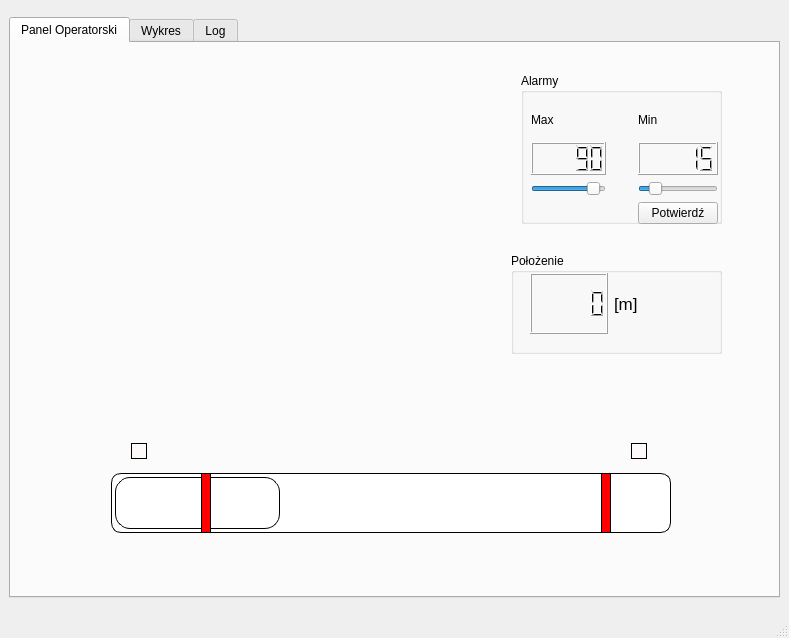
First picture: the form in projekt scada/scadaUI.ui, repository jakubwasik/pyScada, before the edit.
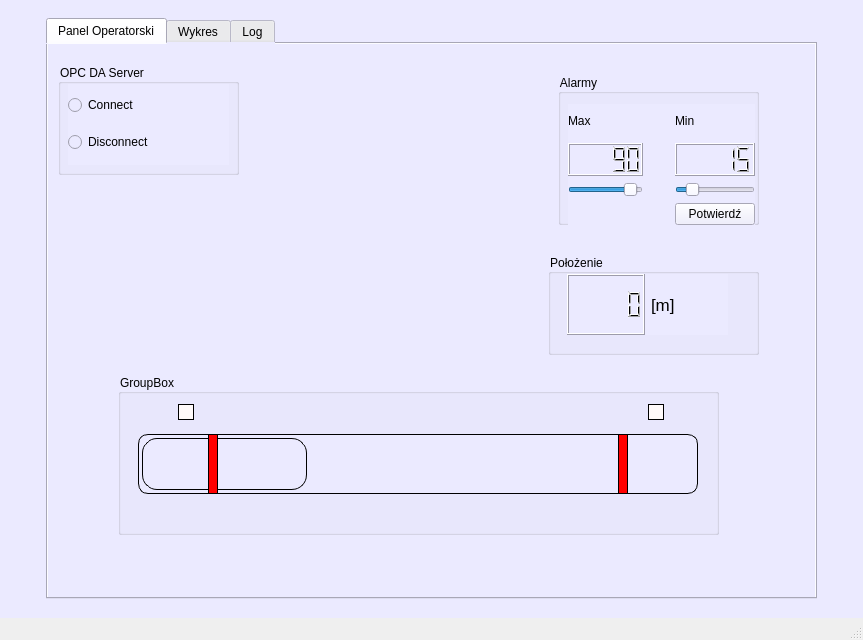
Second picture: the form after the edit. The open tabs and pages were chosen to show the change.

What changed in the file:
```diff
--- a/projekt scada/scadaUI.ui
+++ b/projekt scada/scadaUI.ui
@@ -6,16 +6,19 @@
    <rect>
     <x>0</x>
     <y>0</y>
-    <width>789</width>
-    <height>638</height>
+    <width>863</width>
+    <height>640</height>
    </rect>
   </property>
   <property name="windowTitle">
    <string>MainWindow</string>
   </property>
   <widget class="QWidget" name="centralwidget">
+   <property name="styleSheet">
+    <string notr="true">QWidget { background-color:rgb(235, 234, 255) }</string>
+   </property>
    <layout class="QGridLayout" name="gridLayout_3">
-    <item row="0" column="0">
+    <item row="0" column="1">
      <widget class="QTabWidget" name="tabWidget">
       <property name="minimumSize">
        <size>
@@ -29,6 +32,9 @@
         <height>581</height>
        </size>
       </property>
+      <property name="styleSheet">
+       <string notr="true">QWidget { background-color:rgb(235, 234, 255)}</string>
+      </property>
       <property name="currentIndex">
        <number>1</number>
       </property>
@@ -36,179 +42,6 @@
        <attribute name="title">
         <string>Panel Operatorski</string>
        </attribute>
-       <widget class="QFrame" name="nivel_max_3">
-        <property name="enabled">
-         <bool>false</bool>
-        </property>
-        <property name="geometry">
-         <rect>
-          <x>590</x>
-          <y>430</y>
-          <width>10</width>
-          <height>60</height>
-         </rect>
-        </property>
-        <property name="autoFillBackground">
-         <bool>false</bool>
-        </property>
-        <property name="styleSheet">
-         <string notr="true">QFrame {
-border: 1px solid black;
-text-align: top;
-padding: 3px;
-border-bottom-right-radius: 10px;
-border-bottom-left-radius: 10px;
-border-top-right-radius: 10px;
-border-top-left-radius: 10px;
-
-background-color: red
-}</string>
-        </property>
-        <property name="frameShape">
-         <enum>QFrame::StyledPanel</enum>
-        </property>
-        <property name="frameShadow">
-         <enum>QFrame::Raised</enum>
-        </property>
-       </widget>
-       <widget class="QFrame" name="nivel_max_2">
-        <property name="geometry">
-         <rect>
-          <x>620</x>
-          <y>400</y>
-          <width>16</width>
-          <height>16</height>
-         </rect>
-        </property>
-        <property name="styleSheet">
-         <string notr="true">border: 1px solid black;
-padding: 2px;
-background-color: #FFFAFA;
-
-</string>
-        </property>
-        <property name="frameShape">
-         <enum>QFrame::StyledPanel</enum>
-        </property>
-        <property name="frameShadow">
-         <enum>QFrame::Raised</enum>
-        </property>
-       </widget>
-       <widget class="QFrame" name="nivel_min_2">
-        <property name="geometry">
-         <rect>
-          <x>120</x>
-          <y>400</y>
-          <width>16</width>
-          <height>16</height>
-         </rect>
-        </property>
-        <property name="styleSheet">
-         <string notr="true">border: 1px solid black;
-padding: 2px;
-background-color: #FFFAFA;</string>
-        </property>
-        <property name="frameShape">
-         <enum>QFrame::StyledPanel</enum>
-        </property>
-        <property name="frameShadow">
-         <enum>QFrame::Raised</enum>
-        </property>
-       </widget>
-       <widget class="QFrame" name="nivel_min_3">
-        <property name="enabled">
-         <bool>true</bool>
-        </property>
-        <property name="geometry">
-         <rect>
-          <x>190</x>
-          <y>430</y>
-          <width>10</width>
-          <height>60</height>
-         </rect>
-        </property>
-        <property name="styleSheet">
-         <string notr="true">border: 1px solid black;
-padding: 2px;
-background-color: red;</string>
-        </property>
-        <property name="frameShape">
-         <enum>QFrame::StyledPanel</enum>
-        </property>
-        <property name="frameShadow">
-         <enum>QFrame::Raised</enum>
-        </property>
-       </widget>
-       <widget class="QProgressBar" name="progressBar">
-        <property name="geometry">
-         <rect>
-          <x>100</x>
-          <y>430</y>
-          <width>560</width>
-          <height>60</height>
-         </rect>
-        </property>
-        <property name="layoutDirection">
-         <enum>Qt::LeftToRight</enum>
-        </property>
-        <property name="autoFillBackground">
-         <bool>false</bool>
-        </property>
-        <property name="styleSheet">
-         <string notr="true">QProgressBar {
-border: 1px solid black;
-text-align: top;
-padding: 3px;
-border-bottom-right-radius: 10px;
-border-bottom-left-radius: 10px;
-border-top-right-radius: 10px;
-border-top-left-radius: 10px;
-background: QLinearGradient( x1: 0, y1: 0, x2: 1, y2: 0,
-stop: 0 #fff,
-stop: 0.4999 #eee,
-stop: 0.5 #ddd,
-stop: 1 #eee );
-width: 15px;
-}
-
-QProgressBar::chunk {
-background: QLinearGradient( x1: 0, y1: 0, x2: 1, y2: 0,
-stop: 0 #78d,
-stop: 0.4999 #46a,
-stop: 0.5 #45a,
-stop: 1 #238 );
-border-bottom-right-radius: 15px;
-border-bottom-left-radius: 15px;
-border-top-right-radius: 15px;
-border-top-left-radius: 15px;
-border: 1px solid black;
-}</string>
-        </property>
-        <property name="minimum">
-         <number>0</number>
-        </property>
-        <property name="maximum">
-         <number>100</number>
-        </property>
-        <property name="value">
-         <number>30</number>
-        </property>
-        <property name="textVisible">
-         <bool>false</bool>
-        </property>
-        <property name="orientation">
-         <enum>Qt::Horizontal</enum>
-        </property>
-        <property name="invertedAppearance">
-         <bool>false</bool>
-        </property>
-        <property name="textDirection">
-         <enum>QProgressBar::BottomToTop</enum>
-        </property>
-        <property name="format">
-         <string>%p%</string>
-        </property>
-       </widget>
        <widget class="QGroupBox" name="groupBox_2">
         <property name="geometry">
          <rect>
@@ -374,13 +207,237 @@
          </layout>
         </widget>
        </widget>
-       <zorder>progressBar</zorder>
-       <zorder>nivel_max_3</zorder>
-       <zorder>nivel_max_2</zorder>
-       <zorder>nivel_min_2</zorder>
-       <zorder>nivel_min_3</zorder>
-       <zorder>groupBox_2</zorder>
-       <zorder>groupBox</zorder>
+       <widget class="QGroupBox" name="groupBox_3">
+        <property name="geometry">
+         <rect>
+          <x>70</x>
+          <y>330</y>
+          <width>601</width>
+          <height>161</height>
+         </rect>
+        </property>
+        <property name="title">
+         <string>GroupBox</string>
+        </property>
+        <widget class="QProgressBar" name="progressBar">
+         <property name="geometry">
+          <rect>
+           <x>20</x>
+           <y>60</y>
+           <width>560</width>
+           <height>60</height>
+          </rect>
+         </property>
+         <property name="layoutDirection">
+          <enum>Qt::LeftToRight</enum>
+         </property>
+         <property name="autoFillBackground">
+          <bool>false</bool>
+         </property>
+         <property name="styleSheet">
+          <string notr="true">QProgressBar {
+border: 1px solid black;
+text-align: top;
+padding: 3px;
+border-bottom-right-radius: 10px;
+border-bottom-left-radius: 10px;
+border-top-right-radius: 10px;
+border-top-left-radius: 10px;
+background: QLinearGradient( x1: 0, y1: 0, x2: 1, y2: 0,
+stop: 0 #fff,
+stop: 0.4999 #eee,
+stop: 0.5 #ddd,
+stop: 1 #eee );
+width: 15px;
+}
+
+QProgressBar::chunk {
+background: QLinearGradient( x1: 0, y1: 0, x2: 1, y2: 0,
+stop: 0 #78d,
+stop: 0.4999 #46a,
+stop: 0.5 #45a,
+stop: 1 #238 );
+border-bottom-right-radius: 15px;
+border-bottom-left-radius: 15px;
+border-top-right-radius: 15px;
+border-top-left-radius: 15px;
+border: 1px solid black;
+}</string>
+         </property>
+         <property name="minimum">
+          <number>0</number>
+         </property>
+         <property name="maximum">
+          <number>100</number>
+         </property>
+         <property name="value">
+          <number>30</number>
+         </property>
+         <property name="textVisible">
+          <bool>false</bool>
+         </property>
+         <property name="orientation">
+          <enum>Qt::Horizontal</enum>
+         </property>
+         <property name="invertedAppearance">
+          <bool>false</bool>
+         </property>
+         <property name="textDirection">
+          <enum>QProgressBar::BottomToTop</enum>
+         </property>
+         <property name="format">
+          <string>%p%</string>
+         </property>
+        </widget>
+        <widget class="QFrame" name="nivel_min_3">
+         <property name="enabled">
+          <bool>true</bool>
+         </property>
+         <property name="geometry">
+          <rect>
+           <x>90</x>
+           <y>60</y>
+           <width>10</width>
+           <height>60</height>
+          </rect>
+         </property>
+         <property name="styleSheet">
+          <string notr="true">border: 1px solid black;
+padding: 2px;
+background-color: red;</string>
+         </property>
+         <property name="frameShape">
+          <enum>QFrame::StyledPanel</enum>
+         </property>
+         <property name="frameShadow">
+          <enum>QFrame::Raised</enum>
+         </property>
+        </widget>
+        <widget class="QFrame" name="nivel_max_3">
+         <property name="enabled">
+          <bool>false</bool>
+         </property>
+         <property name="geometry">
+          <rect>
+           <x>500</x>
+           <y>60</y>
+           <width>10</width>
+           <height>60</height>
+          </rect>
+         </property>
+         <property name="autoFillBackground">
+          <bool>false</bool>
+         </property>
+         <property name="styleSheet">
+          <string notr="true">QFrame {
+border: 1px solid black;
+text-align: top;
+padding: 3px;
+border-bottom-right-radius: 10px;
+border-bottom-left-radius: 10px;
+border-top-right-radius: 10px;
+border-top-left-radius: 10px;
+
+background-color: red
+}</string>
+         </property>
+         <property name="frameShape">
+          <enum>QFrame::StyledPanel</enum>
+         </property>
+         <property name="frameShadow">
+          <enum>QFrame::Raised</enum>
+         </property>
+        </widget>
+        <widget class="QFrame" name="nivel_min_2">
+         <property name="geometry">
+          <rect>
+           <x>60</x>
+           <y>30</y>
+           <width>16</width>
+           <height>16</height>
+          </rect>
+         </property>
+         <property name="styleSheet">
+          <string notr="true">border: 1px solid black;
+padding: 2px;
+background-color: #FFFAFA;</string>
+         </property>
+         <property name="frameShape">
+          <enum>QFrame::StyledPanel</enum>
+         </property>
+         <property name="frameShadow">
+          <enum>QFrame::Raised</enum>
+         </property>
+        </widget>
+        <widget class="QFrame" name="nivel_max_2">
+         <property name="geometry">
+          <rect>
+           <x>530</x>
+           <y>30</y>
+           <width>16</width>
+           <height>16</height>
+          </rect>
+         </property>
+         <property name="styleSheet">
+          <string notr="true">border: 1px solid black;
+padding: 2px;
+background-color: #FFFAFA;
+
+</string>
+         </property>
+         <property name="frameShape">
+          <enum>QFrame::StyledPanel</enum>
+         </property>
+         <property name="frameShadow">
+          <enum>QFrame::Raised</enum>
+         </property>
+        </widget>
+        <zorder>progressBar</zorder>
+        <zorder>nivel_min_3</zorder>
+        <zorder>nivel_min_3</zorder>
+        <zorder>nivel_max_3</zorder>
+        <zorder>nivel_min_2</zorder>
+        <zorder>nivel_max_2</zorder>
+       </widget>
+       <widget class="QGroupBox" name="groupBox_4">
+        <property name="geometry">
+         <rect>
+          <x>10</x>
+          <y>20</y>
+          <width>181</width>
+          <height>111</height>
+         </rect>
+        </property>
+        <property name="title">
+         <string>OPC DA Server</string>
+        </property>
+        <widget class="QWidget" name="verticalLayoutWidget">
+         <property name="geometry">
+          <rect>
+           <x>10</x>
+           <y>20</y>
+           <width>161</width>
+           <height>81</height>
+          </rect>
+         </property>
+         <layout class="QVBoxLayout" name="verticalLayout">
+          <item>
+           <widget class="QRadioButton" name="connectServer">
+            <property name="text">
+             <string>Connect</string>
+            </property>
+           </widget>
+          </item>
+          <item>
+           <widget class="QRadioButton" name="disconnectServer">
+            <property name="text">
+             <string>Disconnect</string>
+            </property>
+           </widget>
+          </item>
+         </layout>
+        </widget>
+       </widget>
       </widget>
       <widget class="QWidget" name="plot">
        <attribute name="title">
```
Left out of the diff: 92 changed lines with no effect on the pictures.
